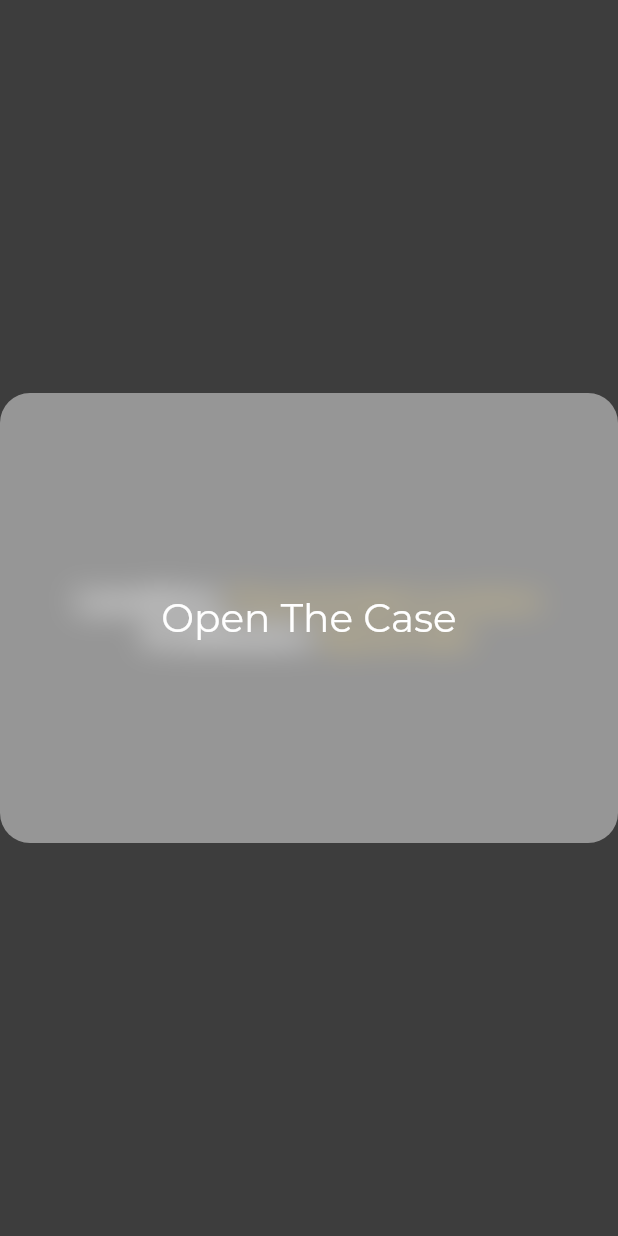
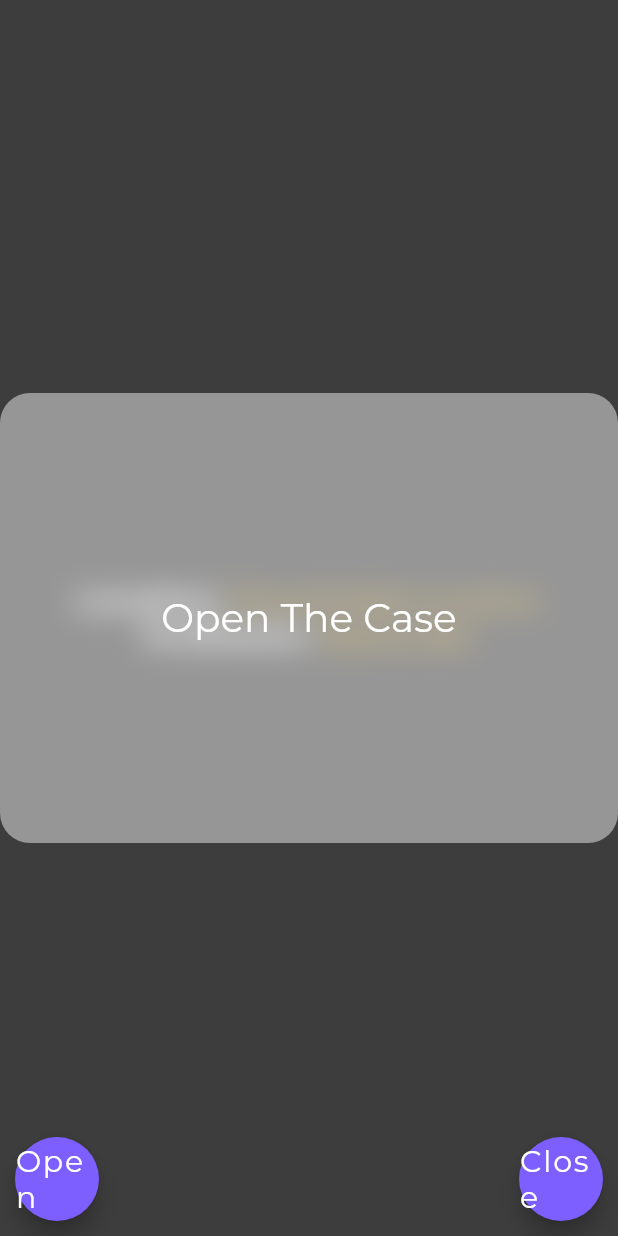
Before and after one commit to happynger/My_SpyGame, a Flutter app: the InfoRound screen opened directly with empty values, on a phone screen of 412 x 824 dp. Run offline on Flutter 3.47's test engine with Material 2 defaults, Android fonts, the phone set to English and light mode, and no system bars.

Commit message:
Updated the info round

```diff
--- a/spy/lib/screens/inforound/InfoContainer.dart
+++ b/spy/lib/screens/inforound/InfoContainer.dart
@@ -5,8 +5,6 @@ class InfoContainer extends StatelessWidget {
   final _prof;
 
   InfoContainer(this._loc, this._prof);
-
-
 
   @override
   Widget build(BuildContext context) {
--- a/spy/lib/screens/inforound/inforound.dart
+++ b/spy/lib/screens/inforound/inforound.dart
@@ -24,8 +24,12 @@ class _InfoRoundState extends State<InfoRound>
   String _location = 'PlaceHolderLocation';
   String _proffesion = 'Bystander';
   int counter = 0;
+  bool _open = false;
+  bool _colorDis = false;
 
   var _alignment = Alignment.center;
+  var _margin = EdgeInsets.zero;
+  var _color;
 
   _InfoRoundState(this._totalSpies, this._totalPlayers);
 
@@ -38,18 +42,35 @@ class _InfoRoundState extends State<InfoRound>
 
   @override
   Widget build(BuildContext context) {
+    _color = (!_colorDis) ? Theme.of(context).accentColor : Theme.of(context).disabledColor;
     return Scaffold(
       body: Stack(
         children: <Widget>[
           InfoContainer(_location, _proffesion),
           AnimatedContainer(
-            duration: Duration(milliseconds: 750),
+            margin: _margin,
+            duration: Duration(milliseconds: 650),
             alignment: _alignment,
-            child: GestureDetector(
-              child: Eblur(),
-              onVerticalDragStart: (_) => _onOpenCase(),
-              onVerticalDragEnd: (_) => _onCloseCase(),
-              onVerticalDragCancel: () => _onCloseCase(),
+            child: Eblur(),
+          ),
+          Container(
+            alignment: Alignment.bottomLeft,
+            margin: EdgeInsets.all(10),
+            child: FloatingActionButton(
+              backgroundColor: _color,
+              heroTag: 'OpenCaseB',
+              onPressed: () => _onOpenCase(),
+              child: Text('Open'),
+            ),
+          ),
+          Container(
+            alignment: Alignment.bottomRight,
+            margin: EdgeInsets.all(10),
+            child: FloatingActionButton(
+              backgroundColor: _color,
+              heroTag: 'CloseCaseB',
+              onPressed: () => _onCloseCase(),
+              child: Text('Close'),
             ),
           ),
         ],
@@ -59,22 +80,33 @@ class _InfoRoundState extends State<InfoRound>
 
   void _onOpenCase()
   {
+    if (_open == true)
+      return;
+
     setState(() {
       _location = infotable[counter].location;
       _proffesion = (infotable[counter].spy) ? 'Spy' : 'Bystander';
       _alignment = Alignment.bottomCenter;
+      _margin = EdgeInsets.only(bottom: 10);
+      _open = true;
     });
     counter++;
     if (counter == _totalPlayers)
     {
+      _colorDis = true;
       Future.delayed(Duration(seconds: 5)).whenComplete(() => Navigator.popAndPushNamed(context, RPlay));
     }
   }
 
   void _onCloseCase()
   {
+    if (_open == false)
+      return;
+
     setState(() {
       _alignment = Alignment.center;
+      _margin = EdgeInsets.zero;
+      _open = false;
     });
   }
 }
```
